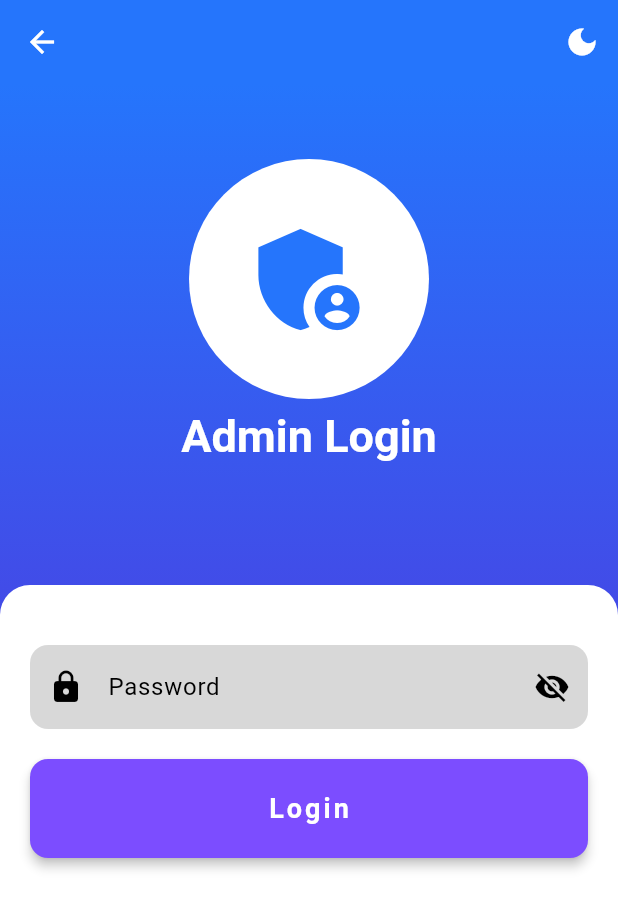
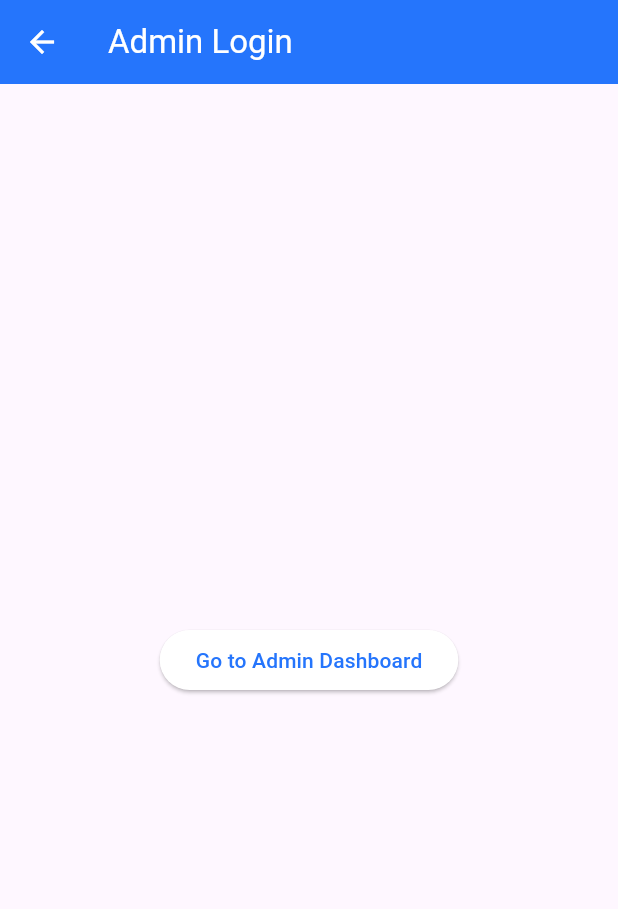
Before and after one commit to DizonAj16/Read-and-Grow-Mobile-Reading-App-FrontEnd, a Flutter app: the AdminLoginPage screen opened directly, after a tap on "Login", on a phone screen of 412 x 824 dp. Shown: the top 909 px of the screen. Run offline on Flutter 3.47's test engine with Material 3 defaults, Android fonts, the phone set to English and light mode, and no system bars; our stand-ins replace lottie.

Commit message:
added admin pages

```diff
--- /dev/null
+++ b/lib/pages/admin pages/admin_page.dart
@@ -0,0 +1,28 @@
+import 'package:flutter/material.dart';
+import 'admin_dashboard_page.dart';
+
+class AdminPage extends StatelessWidget {
+  const AdminPage({super.key});
+
+  @override
+  Widget build(BuildContext context) {
+    return Scaffold(
+      appBar: AppBar(
+        title: Text("Admin Login", style: TextStyle(color: Colors.white)),
+        backgroundColor: Theme.of(context).colorScheme.primary,
+        iconTheme: IconThemeData(color: Colors.white),
+      ),
+      body: Center(
+        child: ElevatedButton(
+          onPressed: () {
+            Navigator.push(
+              context,
+              MaterialPageRoute(builder: (context) => AdminDashboardPage()),
+            );
+          },
+          child: Text("Go to Admin Dashboard"),
+        ),
+      ),
+    );
+  }
+}
--- a/lib/pages/auth pages/admin_login_page.dart
+++ b/lib/pages/auth pages/admin_login_page.dart
@@ -3,6 +3,7 @@ import '../../widgets/password_text_field.dart';
 import '../../widgets/login_button.dart';
 import '../../widgets/page_transition.dart';
 import '../../widgets/theme_toggle_button.dart';
+import '../admin pages/admin_page.dart';
 import 'login_page.dart';
 
 class AdminLoginPage extends StatelessWidget {
@@ -78,7 +79,7 @@ class AdminLoginPage extends StatelessWidget {
                           LoginButton(
                             text: "Login",
                             onPressed: () {
-                              // Add admin login logic here
+                              Navigator.of(context).push(PageTransition(page: AdminPage())); // Navigate to AdminPage
                             },
                           ),
                           Spacer(),
--- a/lib/pages/auth pages/login_page.dart
+++ b/lib/pages/auth pages/login_page.dart
@@ -1,3 +1,4 @@
+import '../admin pages/admin_page.dart';
 import '../student%20pages/student_page.dart';
 import 'package:flutter/material.dart';
 import '../../widgets/email_text_field.dart';
@@ -133,7 +134,7 @@ class LoginPage extends StatelessWidget {
                             onPressed: () {
                               Navigator.of(
                                 context,
-                              ).push(PageTransition(page: AdminLoginPage()));
+                              ).push(PageTransition(page: AdminLoginPage())); // Navigate to AdminLoginPage
                             },
                             child: Text(
                               "Admin Login",
--- a/pubspec.yaml
+++ b/pubspec.yaml
@@ -66,10 +66,7 @@ flutter:
     - assets/animation/
     - assets/placeholder/
     - assets/activity_images/
-
-
-
-
+    - lib/pages/admin pages/ # Add admin pages directory
 
   # An image asset can refer to one or more resolution-specific "variants", see
   # https://flutter.dev/to/resolution-aware-images
```
Also changed, not shown: lib/pages/activities/level_1/activity_1.dart (+8 -2 lines), lib/pages/activities/level_1/activity_2.dart (+17 -18 lines), lib/pages/admin pages/admin_dashboard_page.dart (added, +44 -0 lines), lib/pages/student pages/student_dashboard_page.dart (+4 -4 lines).
